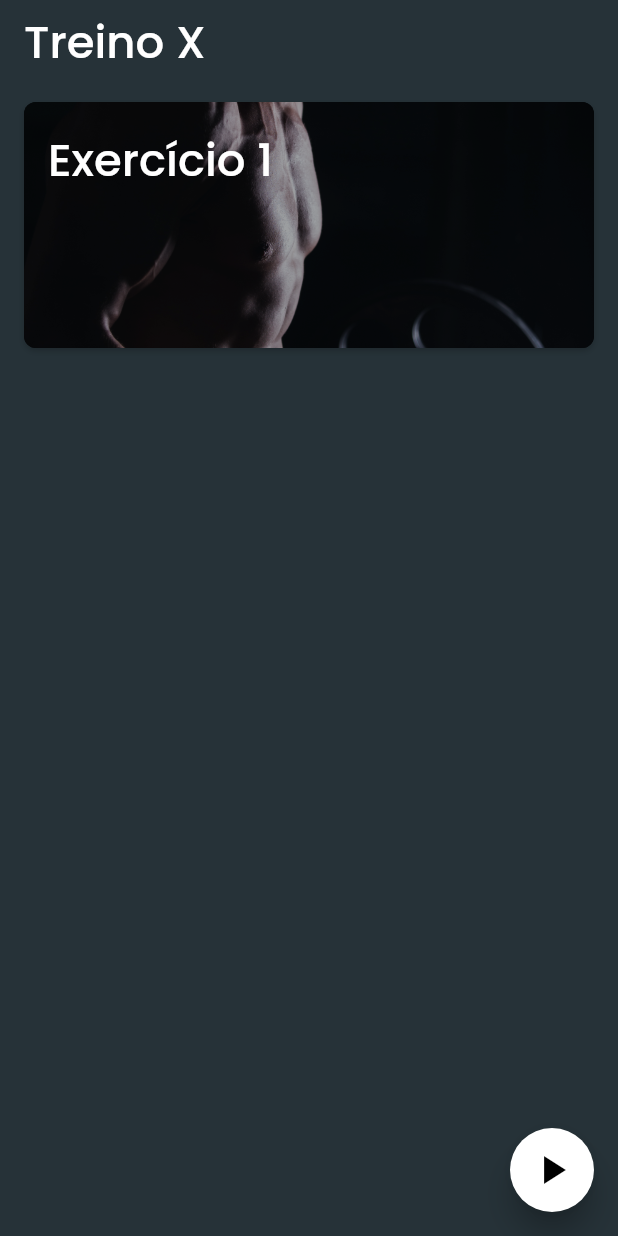
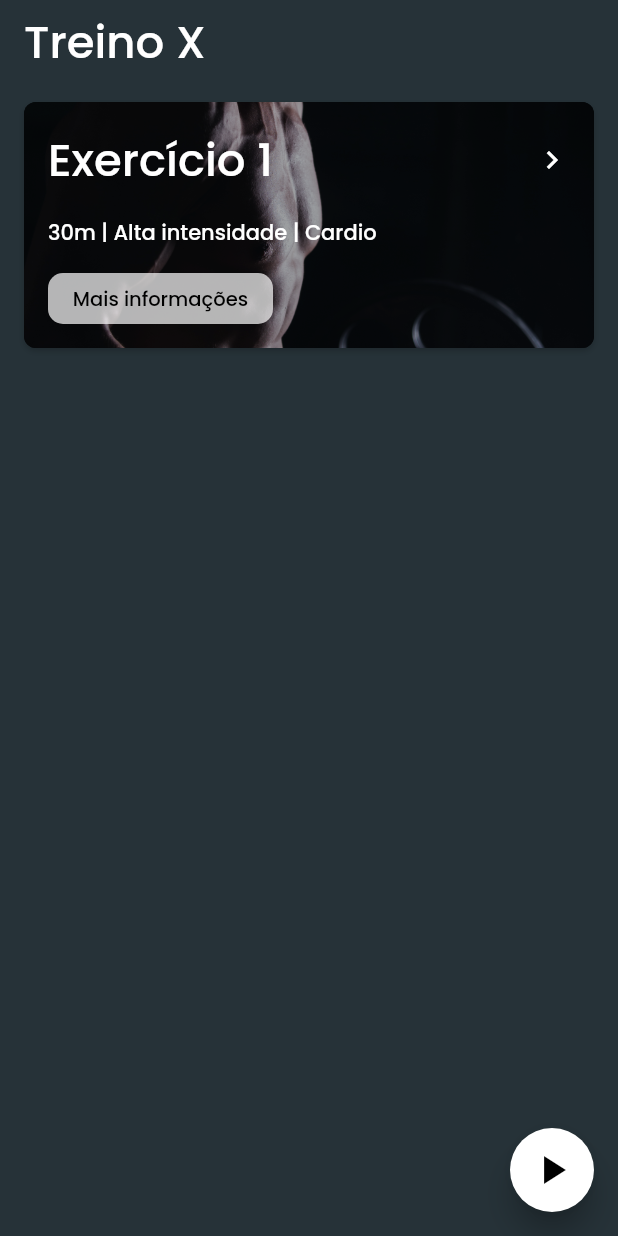
Before and after one commit to OnofreTZK/FastFitApp, a Flutter app: the WorkoutPage screen opened by its route, on a phone screen of 412 x 824 dp. Run offline on Flutter 3.47's test engine with Material 2 defaults, Android fonts, the phone set to English and light mode, and no system bars; our stand-ins replace flutter_mobx, flutter_modular, google_fonts, rxdart.

Commit message:
workout page

```diff
--- a/lib/app/modules/workout/presenter/workout_page.dart
+++ b/lib/app/modules/workout/presenter/workout_page.dart
@@ -60,8 +60,7 @@ class _WorkoutPageState extends State<WorkoutPage> {
                           color: Color(0xFF090F13),
                           image: DecorationImage(
                             fit: BoxFit.fitWidth,
-                            image: Image.asset('assets/images/gym2.jpg')
-                                .image,
+                            image: Image.asset('assets/images/gym2.jpg').image,
                           ),
                           boxShadow: [
                             BoxShadow(
@@ -97,10 +96,72 @@ class _WorkoutPageState extends State<WorkoutPage> {
                                               .textTheme
                                               .headline6),
                                     ),
+                                  ),
+                                  Icon(
+                                    Icons.chevron_right_outlined,
+                                    color: Colors.white,
+                                    size: 24,
+                                  ),
+                                ],
+                              ),
+                            ),
+                            Padding(
+                              padding:
+                                  EdgeInsetsDirectional.fromSTEB(16, 0, 16, 0),
+                              child: Row(
+                                mainAxisSize: MainAxisSize.max,
+                                children: [
+                                  Expanded(
+                                    child: Text(
+                                      '30m | Alta intensidade | Cardio',
+                                      style: GoogleFonts.poppins(
+                                          color: Colors.white,
+                                          fontSize: 14,
+                                          textStyle: Theme.of(context)
+                                              .textTheme
+                                              .headline6),
+                                    ),
+                                  ),
+                                ],
+                              ),
+                            ),
+                            Expanded(
+                                child: Padding(
+                              padding:
+                                  EdgeInsetsDirectional.fromSTEB(16, 4, 16, 16),
+                              child: Row(
+                                mainAxisSize: MainAxisSize.max,
+                                crossAxisAlignment: CrossAxisAlignment.end,
+                                children: [
+                                  Padding(
+                                    padding: EdgeInsetsDirectional.fromSTEB(
+                                        0, 12, 0, 0),
+                                    child: Container(
+                                      height: 40,
+                                      width: 150,
+                                      decoration: BoxDecoration(
+                                          color: Colors.white70,
+                                          borderRadius:
+                                              BorderRadius.circular(10)),
+                                      child: TextButton(
+                                        onPressed: () {
+                                          //Modular.to.pushNamed('//');
+                                        },
+                                        child: Text(
+                                          'Mais informações',
+                                          style: GoogleFonts.poppins(
+                                              color: Colors.black,
+                                              fontSize: 13,
+                                              textStyle: Theme.of(context)
+                                                  .textTheme
+                                                  .headline6),
+                                        ),
+                                      ),
+                                    ),
                                   )
                                 ],
                               ),
-                            )
+                            ))
                           ],
                         ),
                       ),
```
Lines whose indentation alone changed are shown as unchanged.
